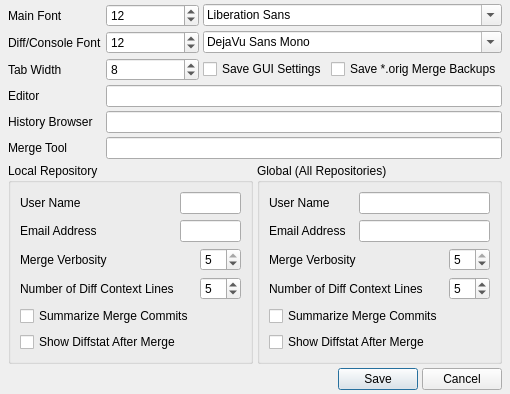
Above: ui/options.ui from git-cola/git-cola before the change. Below: the same form after it.
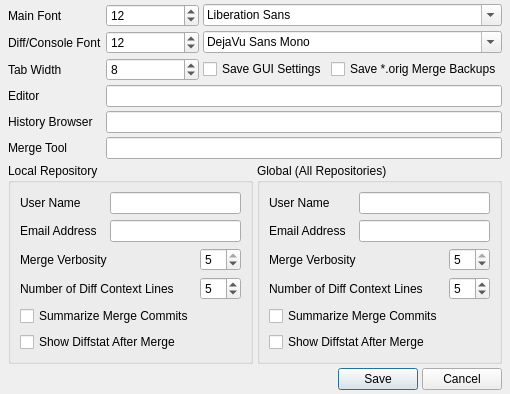
That is the form after the change.

Commit message:
ui/options: use a colspan in the diff context
The local repository options had text fields that were too small because
the diff context field wasn't using a colspan.

```diff
--- a/ui/options.ui
+++ b/ui/options.ui
@@ -217,7 +217,7 @@
           </property>
          </widget>
         </item>
-        <item row="3" column="0" >
+        <item row="3" column="0" colspan="2" >
          <widget class="QLabel" name="label" >
           <property name="text" >
            <string>Number of Diff Context Lines</string>
```
